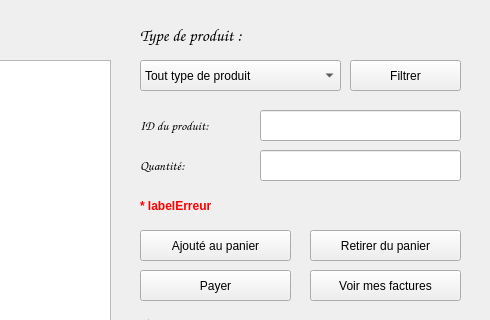
This is INTERFACEGRAPHIQUE/UI/MainPage.ui in SCP-8530/Magasin-Cartage as Qt 5 draws it before an edit; both pictures show x 310 to 800 and y 0 to 320 of the 800 by 589 pixel window. The edited form follows.
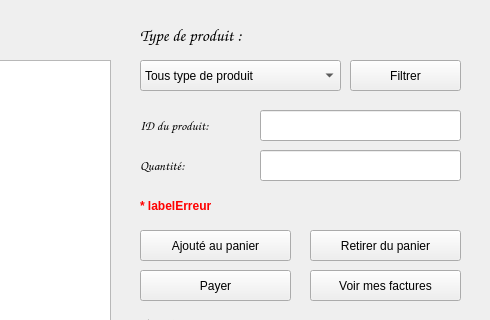
This is the edited form.

```diff
--- a/INTERFACEGRAPHIQUE/UI/MainPage.ui
+++ b/INTERFACEGRAPHIQUE/UI/MainPage.ui
@@ -235,7 +235,7 @@
     </property>
     <item>
      <property name="text">
-      <string>Tout type de produit</string>
+      <string>Tous type de produit</string>
      </property>
     </item>
     <item>
```
